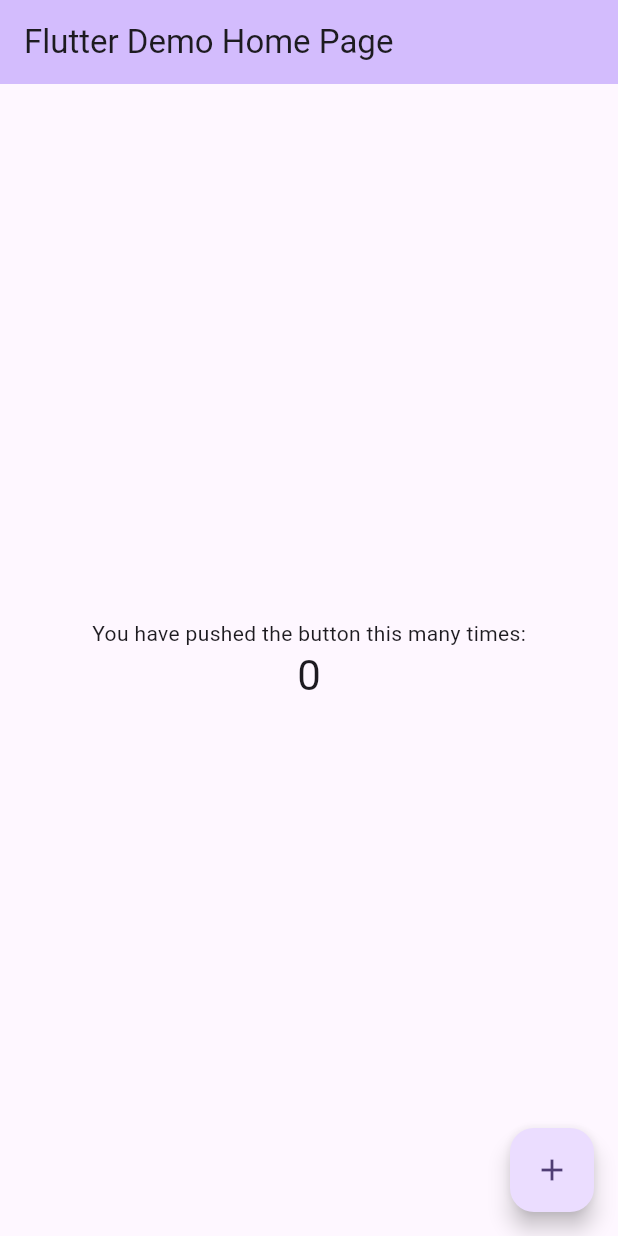
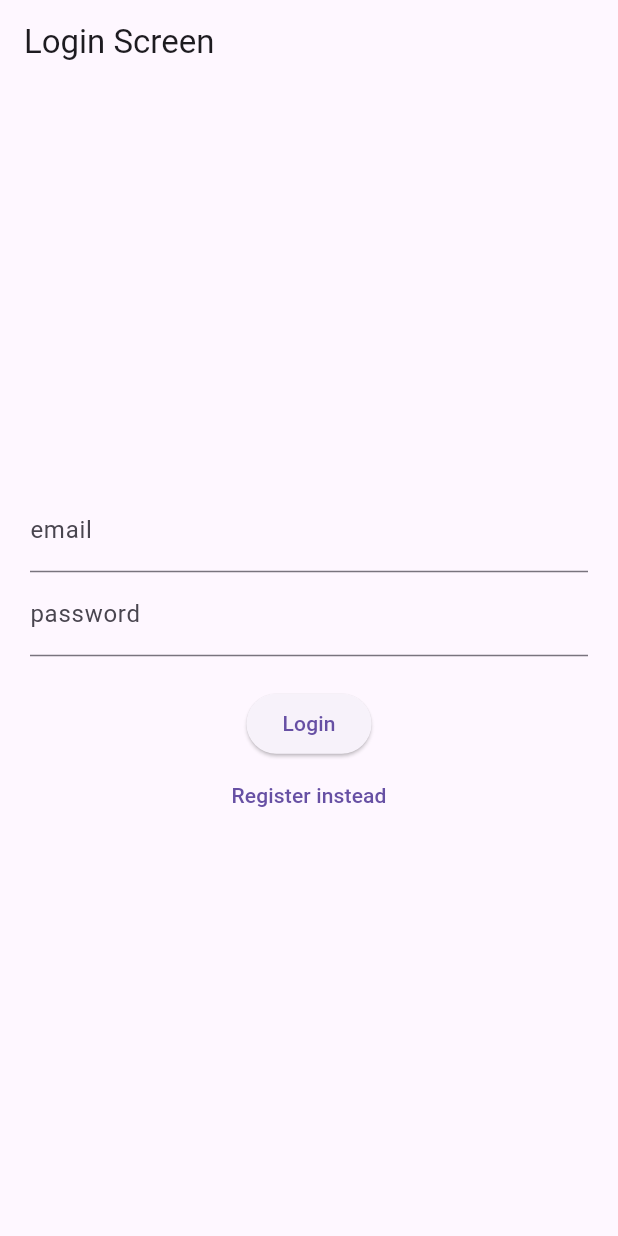
Before and after one commit to jaysteele13/moods_on_display, a Flutter app: the screen it shows after launch, on a phone screen of 412 x 824 dp. Run offline on Flutter 3.47's test engine with Material 3 defaults, Android fonts, the phone set to English and light mode, and no system bars; our stand-ins replace firebase_auth, firebase_core; accounts and stored records are empty.

Commit message:
stuff works kinda...

```diff
--- /dev/null
+++ b/lib/app_flow/flow.dart
@@ -0,0 +1,26 @@
+import 'package:flutter/material.dart';
+import 'package:moods_on_display/authentication/auth.dart';
+import 'package:moods_on_display/pages/home.dart';
+import 'package:moods_on_display/pages/login.dart';
+
+class FlowTree  extends StatefulWidget {
+  const FlowTree({Key? key}) : super(key: key);
+
+  @override
+  State<FlowTree> createState() => _FlowState();
+}
+
+class _FlowState extends State<FlowTree> {
+  @override
+  Widget build(BuildContext context) {
+    return StreamBuilder(
+      stream: Auth().authStateChanges,
+      builder: (context, snapshot) {
+        if(snapshot.hasData) {
+          return HomePage();
+        } else {
+          return const LoginPage();
+        }
+      });
+  }
+}
--- /dev/null
+++ b/lib/authentication/auth.dart
@@ -0,0 +1,30 @@
+import 'package:firebase_auth/firebase_auth.dart';
+
+class Auth {
+  final FirebaseAuth _firebaseAuth = FirebaseAuth.instance; // instance for auth functions
+
+  User? get currentUser => _firebaseAuth.currentUser; // gets user
+
+  Stream<User?> get authStateChanges => _firebaseAuth.authStateChanges(); // constant stream of changes
+
+  // Native Sign In
+  Future<void> SignIn({
+    required String email,
+    required String password,
+  }) async {
+    await _firebaseAuth.signInWithEmailAndPassword(email: email, password: password);
+  }
+
+
+  Future<void> SignOut() async {
+    await _firebaseAuth.signOut();
+  }
+
+  // Create Account
+  Future<void> CreateUser({
+    required String email,
+    required String password
+  }) async {
+    await _firebaseAuth.createUserWithEmailAndPassword(email: email, password: password);
+  }
+}
--- a/lib/main.dart
+++ b/lib/main.dart
@@ -1,125 +1,152 @@
 import 'package:flutter/material.dart';
+// import firebase
+import 'package:firebase_core/firebase_core.dart';
+import 'package:moods_on_display/app_flow/flow.dart';
 
-void main() {
+Future<void> main() async {
+  WidgetsFlutterBinding.ensureInitialized();
+  await Firebase.initializeApp();
   runApp(const MyApp());
 }
 
+
 class MyApp extends StatelessWidget {
-  const MyApp({super.key});
+  const MyApp({Key? key}) : super(key : key);
 
-  // This widget is the root of your application.
   @override
   Widget build(BuildContext context) {
     return MaterialApp(
-      title: 'Flutter Demo',
+      debugShowCheckedModeBanner: false,
       theme: ThemeData(
-        // This is the theme of your application.
-        //
-        // TRY THIS: Try running your application with "flutter run". You'll see
-        // the application has a purple toolbar. Then, without quitting the app,
-        // try changing the seedColor in the colorScheme below to Colors.green
-        // and then invoke "hot reload" (save your changes or press the "hot
-        // reload" button in a Flutter-supported IDE, or press "r" if you used
-        // the command line to start the app).
-        //
-        // Notice that the counter didn't reset back to zero; the application
-        // state is not lost during the reload. To reset the state, use hot
-        // restart instead.
-        //
-        // This works for code too, not just values: Most code changes can be
-        // tested with just a hot reload.
-        colorScheme: ColorScheme.fromSeed(seedColor: Colors.deepPurple),
-        useMaterial3: true,
+        primarySwatch: Colors.orange
       ),
-      home: const MyHomePage(title: 'Flutter Demo Home Page'),
+      home: const FlowTree()
     );
   }
+
 }
 
-class MyHomePage extends StatefulWidget {
-  const MyHomePage({super.key, required this.title});
 
-  // This widget is the home page of your application. It is stateful, meaning
-  // that it has a State object (defined below) that contains fields that affect
-  // how it looks.
 
-  // This class is the configuration for the state. It holds the values (in this
-  // case the title) provided by the parent (in this case the App widget) and
-  // used by the build method of the State. Fields in a Widget subclass are
-  // always marked "final".
 
-  final String title;
 
-  @override
-  State<MyHomePage> createState() => _MyHomePageState();
-}
 
-class _MyHomePageState extends State<MyHomePage> {
-  int _counter = 0;
+// class MyApp extends StatelessWidget {
+//   const MyApp({super.key});
 
-  void _incrementCounter() {
-    setState(() {
-      // This call to setState tells the Flutter framework that something has
-      // changed in this State, which causes it to rerun the build method below
-      // so that the display can reflect the updated values. If we changed
-      // _counter without calling setState(), then the build method would not be
-      // called again, and so nothing would appear to happen.
-      _counter++;
-    });
-  }
+//   // This widget is the root of your application.
+//   @override
+//   Widget build(BuildContext context) {
+//     return MaterialApp(
+//       title: 'Flutter Demo',
+//       theme: ThemeData(
+//         // This is the theme of your application.
+//         //
+//         // TRY THIS: Try running your application with "flutter run". You'll see
+//         // the application has a purple toolbar. Then, without quitting the app,
+//         // try changing the seedColor in the colorScheme below to Colors.green
+//         // and then invoke "hot reload" (save your changes or press the "hot
+//         // reload" button in a Flutter-supported IDE, or press "r" if you used
+//         // the command line to start the app).
+//         //
+//         // Notice that the counter didn't reset back to zero; the application
+//         // state is not lost during the reload. To reset the state, use hot
+//         // restart instead.
+//         //
+//         // This works for code too, not just values: Most code changes can be
+//         // tested with just a hot reload.
+//         colorScheme: ColorScheme.fromSeed(seedColor: Colors.deepPurple),
+//         useMaterial3: true,
+//       ),
+//       home: const Flow(),
+//     );
+//   }
+// }
 
-  @override
-  Widget build(BuildContext context) {
-    // This method is rerun every time setState is called, for instance as done
-    // by the _incrementCounter method above.
-    //
-    // The Flutter framework has been optimized to make rerunning build methods
-    // fast, so that you can just rebuild anything that needs updating rather
-    // than having to individually change instances of widgets.
-    return Scaffold(
-      appBar: AppBar(
-        // TRY THIS: Try changing the color here to a specific color (to
-        // Colors.amber, perhaps?) and trigger a hot reload to see the AppBar
-        // change color while the other colors stay the same.
-        backgroundColor: Theme.of(context).colorScheme.inversePrimary,
-        // Here we take the value from the MyHomePage object that was created by
-        // the App.build method, and use it to set our appbar title.
-        title: Text(widget.title),
-      ),
-      body: Center(
-        // Center is a layout widget. It takes a single child and positions it
-        // in the middle of the parent.
-        child: Column(
-          // Column is also a layout widget. It takes a list of children and
-          // arranges them vertically. By default, it sizes itself to fit its
-          // children horizontally, and tries to be as tall as its parent.
-          //
-          // Column has various properties to control how it sizes itself and
-          // how it positions its children. Here we use mainAxisAlignment to
-          // center the children vertically; the main axis here is the vertical
-          // axis because Columns are vertical (the cross axis would be
-          // horizontal).
-          //
-          // TRY THIS: Invoke "debug painting" (choose the "Toggle Debug Paint"
-          // action in the IDE, or press "p" in the console), to see the
-          // wireframe for each widget.
-          mainAxisAlignment: MainAxisAlignment.center,
-          children: <Widget>[
-            const Text(
-              'You have pushed the button this many times:',
-            ),
-            Text(
-              '$_counter',
-              style: Theme.of(context).textTheme.headlineMedium,
-            ),
-          ],
-        ),
-      ),
-      floatingActionButton: FloatingActionButton(
-        onPressed: _incrementCounter,
-        tooltip: 'Increment',
-        child: const Icon(Icons.add),
-      ), // This trailing comma makes auto-formatting nicer for build methods.
-    );
-  }
-}
+// class MyHomePage extends StatefulWidget {
+//   const MyHomePage({super.key, required this.title});
+
+//   // This widget is the home page of your application. It is stateful, meaning
+//   // that it has a State object (defined below) that contains fields that affect
+//   // how it looks.
+
+//   // This class is the configuration for the state. It holds the values (in this
+//   // case the title) provided by the parent (in this case the App widget) and
+//   // used by the build method of the State. Fields in a Widget subclass are
+//   // always marked "final".
+
+//   final String title;
+
+//   @override
+//   State<MyHomePage> createState() => _MyHomePageState();
+// }
+
+// class _MyHomePageState extends State<MyHomePage> {
+//   int _counter = 0;
+
+//   void _incrementCounter() {
+//     setState(() {
+//       // This call to setState tells the Flutter framework that something has
+//       // changed in this State, which causes it to rerun the build method below
+//       // so that the display can reflect the updated values. If we changed
+//       // _counter without calling setState(), then the build method would not be
+//       // called again, and so nothing would appear to happen.
+//       _counter++;
+//     });
+//   }
+
+//   @override
+//   Widget build(BuildContext context) {
+//     // This method is rerun every time setState is called, for instance as done
+//     // by the _incrementCounter method above.
+//     //
+//     // The Flutter framework has been optimized to make rerunning build methods
+//     // fast, so that you can just rebuild anything that needs updating rather
+//     // than having to individually change instances of widgets.
+//     return Scaffold(
+//       appBar: AppBar(
+//         // TRY THIS: Try changing the color here to a specific color (to
+//         // Colors.amber, perhaps?) and trigger a hot reload to see the AppBar
+//         // change color while the other colors stay the same.
+//         backgroundColor: Theme.of(context).colorScheme.inversePrimary,
+//         // Here we take the value from the MyHomePage object that was created by
+//         // the App.build method, and use it to set our appbar title.
+//         title: Text(widget.title),
+//       ),
+//       body: Center(
+//         // Center is a layout widget. It takes a single child and positions it
+//         // in the middle of the parent.
+//         child: Column(
+//           // Column is also a layout widget. It takes a list of children and
+//           // arranges them vertically. By default, it sizes itself to fit its
+//           // children horizontally, and tries to be as tall as its parent.
+//           //
+//           // Column has various properties to control how it sizes itself and
+//           // how it positions its children. Here we use mainAxisAlignment to
+//           // center the children vertically; the main axis here is the vertical
+//           // axis because Columns are vertical (the cross axis would be
+//           // horizontal).
+//           //
+//           // TRY THIS: Invoke "debug painting" (choose the "Toggle Debug Paint"
+//           // action in the IDE, or press "p" in the console), to see the
+//           // wireframe for each widget.
+//           mainAxisAlignment: MainAxisAlignment.center,
+//           children: <Widget>[
+//             const Text(
+//               'You have pushed the button this many times:',
+//             ),
+//             Text(
+//               '$_counter',
+//               style: Theme.of(context).textTheme.headlineMedium,
+//             ),
+//           ],
+//         ),
+//       ),
+//       floatingActionButton: FloatingActionButton(
+//         onPressed: _incrementCounter,
+//         tooltip: 'Increment',
+//         child: const Icon(Icons.add),
+//       ), // This trailing comma makes auto-formatting nicer for build methods.
+//     );
+//   }
+// }
--- /dev/null
+++ b/lib/pages/login.dart
@@ -0,0 +1,96 @@
+import '../authentication/auth.dart';
+import 'package:flutter/material.dart';
+import 'package:firebase_auth/firebase_auth.dart';
+
+class LoginPage extends StatefulWidget {
+  const LoginPage({Key? key}) : super(key: key);
+
+  @override
+  State<LoginPage> createState() => _LoginPageState();
+}
+
+class _LoginPageState extends State<LoginPage> {
+  String? errorMessage = '';
+  bool loggedIn = true;
+
+  // initialise text field
+  final TextEditingController _controllerEmail = TextEditingController();
+  final TextEditingController _controllerPassword = TextEditingController();
+
+  // Configure Sign in Catch
+
+  Future<void> _SignIn() async {
+    try {
+      await Auth().SignIn(email: _controllerEmail.text, password: _controllerPassword.text);
+    } on FirebaseAuthException catch(e) {
+      setState(() {
+        errorMessage = e.message;
+      });
+    }
+  }
+
+  Future<void> _CreateUser() async {
+    try {
+      await Auth().CreateUser(
+        email: _controllerEmail.text, password: _controllerPassword.text
+      );
+    } on FirebaseAuthException catch(e) {
+        setState(() {
+          errorMessage = e.message;
+        });
+    }
+  }
+
+  // Widgets for page
+
+  Widget _title() {
+    return const Text('Login Screen');
+  }
+
+  Widget _entryField(String title, TextEditingController controller) {
+    return TextField(controller: controller, decoration: InputDecoration(
+      labelText: title
+    ),);
+  }
+
+  Widget _errorMessage() {
+    return  Text(errorMessage == '' ? '' : 'Error:  $errorMessage');
+  }
+
+  Widget _submitButton() {
+    return ElevatedButton(onPressed: loggedIn ? _SignIn : _CreateUser, child: Text(loggedIn ? 'Login' : 'Register'));
+  }
+
+  Widget _loginOrRegisterButton() {
+    return TextButton(onPressed: () {
+      setState(() {
+        loggedIn != loggedIn;
+      });
+    }, child: Text(loggedIn ? 'Register instead' : 'Login instead'));
+  }
+
+  @override
+  Widget build(BuildContext context) {
+    return Scaffold(
+      appBar: AppBar(
+        title: _title(),
+      ),
+      body: Container(
+        height: double.infinity,
+        width: double.infinity,
+        padding: const EdgeInsets.all(20),
+        child: Column(
+          crossAxisAlignment: CrossAxisAlignment.center,
+          mainAxisAlignment: MainAxisAlignment.center,
+          children: <Widget>[
+            _entryField('email', _controllerEmail),
+            _entryField('password', _controllerPassword),
+            _errorMessage(),
+            _submitButton(),
+            _loginOrRegisterButton()
+          ],
+        )
+      ),
+    );
+  }
+}
--- a/pubspec.yaml
+++ b/pubspec.yaml
@@ -34,8 +34,9 @@ dependencies:
   # The following adds the Cupertino Icons font to your application.
   # Use with the CupertinoIcons class for iOS style icons.
   cupertino_icons: ^1.0.8
-  firebase_core: ^1.20.0
-  firebase_auth: ^3.5.0
+  firebase_core: ^3.10.0
+  firebase_auth: ^5.4.0
+  firebase_core_platform_interface: ^5.4.0
 
 dev_dependencies:
   flutter_test:
```
Also changed, not shown: lib/pages/home.dart (added, +48 -0 lines), lib/widgets/home/widdy.dart (added, +10 -0 lines), pubspec.lock, 343 other files.
